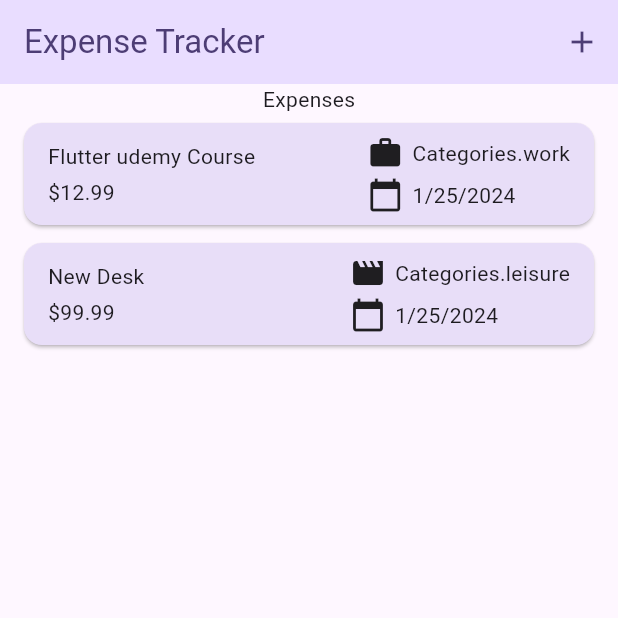
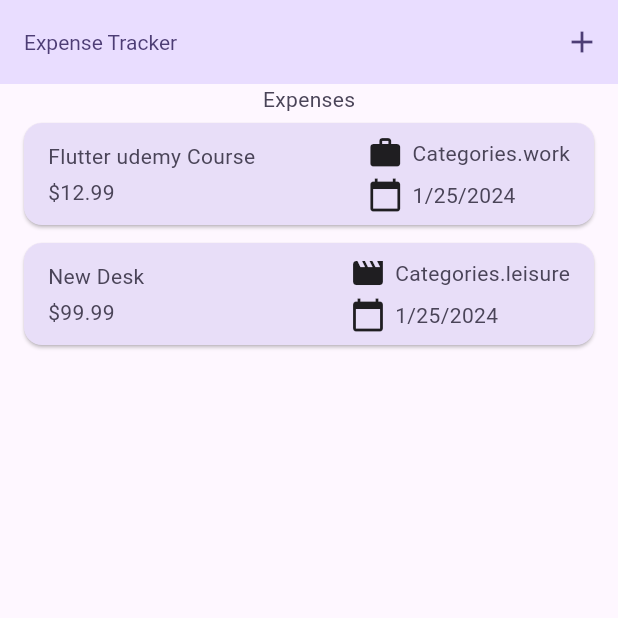
Before and after one commit to taufiqelahi/Udemy_Flutter_Section5, a Flutter app: the screen it shows after launch, on a phone screen of 412 x 824 dp, the top half of it. Run offline on Flutter 3.47's test engine with Material 3 defaults, Android fonts, the phone set to English and light mode, and no system bars.

Commit message:
added Text theme and elevated button theme

```diff
--- a/lib/main.dart
+++ b/lib/main.dart
@@ -22,7 +22,33 @@ class MyApp extends StatelessWidget {
         ),
         cardTheme: CardTheme().copyWith(
           color: kColorSchema.secondaryContainer,
+
           margin: EdgeInsets.symmetric(horizontal: 16,vertical: 6),
+        ),
+        elevatedButtonTheme: ElevatedButtonThemeData(
+          style: ElevatedButton.styleFrom(
+            backgroundColor: kColorSchema.primaryContainer,
+
+          ),
+
+        ),
+        textTheme: TextTheme().copyWith(
+          titleLarge: TextStyle(
+            fontSize: 14,
+            fontWeight: FontWeight.normal,
+            color: kColorSchema.onSecondaryContainer
+
+          ),
+
+          bodyMedium: TextStyle(
+            fontSize: 14,
+            fontWeight: FontWeight.normal,
+            color: kColorSchema.onSecondaryContainer,
+
+          ),
+
+
+
         )
       ),
       home: const ExpensesScreen(),
```
